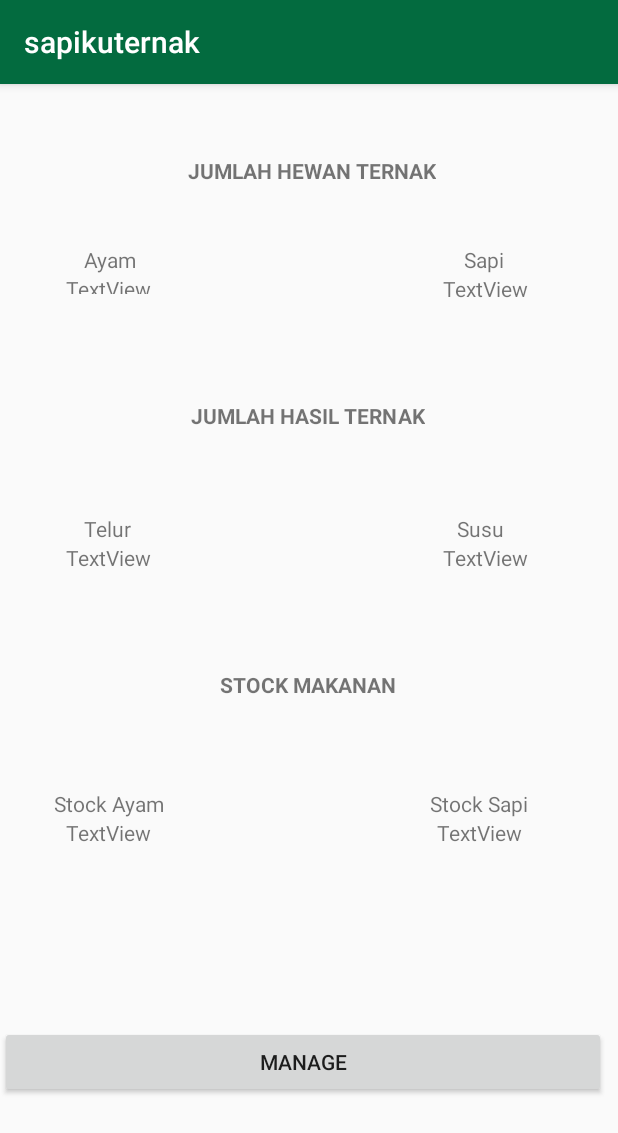
After one commit to abdulaziesmuslim/rplcapstone, an Android app: the Dashboard screen opened directly, with no data from a screen before it, on a phone screen of 412 x 824 dp. The commit adds this screen. Shown: the top 1133 px of the screen. Run offline under Robolectric (Android 15) with nearby library versions, the phone set to English and light mode, and no system bars; our stand-ins replace Firebase (no records; nobody signed in at launch, a user with empty details on screens opened directly).

Commit message:
dashboard

```diff
--- a/app/src/main/AndroidManifest.xml
+++ b/app/src/main/AndroidManifest.xml
@@ -11,7 +11,8 @@
         android:roundIcon="@mipmap/ic_launcher_round"
         android:supportsRtl="true"
         android:theme="@style/AppTheme">
-        <activity android:name=".HasilTernak"></activity>
+        <activity android:name=".Dashboard"></activity>
+        <activity android:name=".HasilTernak" />
         <activity android:name=".ScreenUserAyam" />
         <activity android:name=".pilihhewanuser" />
         <activity android:name=".pilihhewanadmin" />
--- /dev/null
+++ b/app/src/main/java/com/example/sapikuternak/Dashboard.java
@@ -0,0 +1,217 @@
+package com.example.sapikuternak;
+
+import android.content.Intent;
+import android.support.annotation.NonNull;
+import android.support.annotation.Nullable;
+import android.support.v7.app.AppCompatActivity;
+import android.os.Bundle;
+import android.view.View;
+import android.widget.Button;
+import android.widget.TextView;
+
+import com.google.firebase.database.ChildEventListener;
+import com.google.firebase.database.DataSnapshot;
+import com.google.firebase.database.DatabaseError;
+import com.google.firebase.database.DatabaseReference;
+import com.google.firebase.database.FirebaseDatabase;
+
+public class Dashboard extends AppCompatActivity {
+
+    @Override
+    protected void onCreate(Bundle savedInstanceState) {
+        super.onCreate(savedInstanceState);
+        setContentView(R.layout.activity_dashboard);
+        final TextView jmlayam = findViewById(R.id.jumlahayam);
+        final TextView jmlsapi = findViewById(R.id.jumlahsapi);
+        final TextView jmltelur = findViewById(R.id.jumlahtelur);
+        final TextView jmlsusu = findViewById(R.id.jumlahsusu);
+        final TextView stockayam = findViewById(R.id.stockayam);
+        final TextView stocksapi = findViewById(R.id.stocksapi);
+        final Button buttonManage = findViewById(R.id.buttonManage);
+
+
+        DatabaseReference ref = FirebaseDatabase.getInstance().getReference().child("jumlah ayam");
+        DatabaseReference ref2 = FirebaseDatabase.getInstance().getReference().child("jumlah sapi");
+        DatabaseReference ref3 = FirebaseDatabase.getInstance().getReference().child("jumlah telur");
+        DatabaseReference ref4 = FirebaseDatabase.getInstance().getReference().child("jumlah susu");
+        DatabaseReference ref5 = FirebaseDatabase.getInstance().getReference().child("stock ayam");
+        DatabaseReference ref6 = FirebaseDatabase.getInstance().getReference().child("stock sapi");
+
+        ref.addChildEventListener(new ChildEventListener() {
+            @Override
+            public void onChildAdded(@NonNull DataSnapshot dataSnapshot, @Nullable String s) {
+                jmlayam.setText(dataSnapshot.getValue().toString());
+            }
+
+            @Override
+            public void onChildChanged(@NonNull DataSnapshot dataSnapshot, @Nullable String s) {
+
+            }
+
+            @Override
+            public void onChildRemoved(@NonNull DataSnapshot dataSnapshot) {
+
+            }
+
+            @Override
+            public void onChildMoved(@NonNull DataSnapshot dataSnapshot, @Nullable String s) {
+
+            }
+
+            @Override
+            public void onCancelled(@NonNull DatabaseError databaseError) {
+
+            }
+        });
+
+        ref2.addChildEventListener(new ChildEventListener() {
+            @Override
+            public void onChildAdded(@NonNull DataSnapshot dataSnapshot, @Nullable String s) {
+                jmlsapi.setText(dataSnapshot.getValue().toString());
+            }
+
+            @Override
+            public void onChildChanged(@NonNull DataSnapshot dataSnapshot, @Nullable String s) {
+
+            }
+
+            @Override
+            public void onChildRemoved(@NonNull DataSnapshot dataSnapshot) {
+
+            }
+
+            @Override
+            public void onChildMoved(@NonNull DataSnapshot dataSnapshot, @Nullable String s) {
+
+            }
+
+            @Override
+            public void onCancelled(@NonNull DatabaseError databaseError) {
+
+            }
+        });
+
+        ref3.addChildEventListener(new ChildEventListener() {
+            @Override
+            public void onChildAdded(@NonNull DataSnapshot dataSnapshot, @Nullable String s) {
+                jmltelur.setText(dataSnapshot.getValue().toString());
+            }
+
+            @Override
+            public void onChildChanged(@NonNull DataSnapshot dataSnapshot, @Nullable String s) {
+
+            }
+
+            @Override
+            public void onChildRemoved(@NonNull DataSnapshot dataSnapshot) {
+
+            }
+
+            @Override
+            public void onChildMoved(@NonNull DataSnapshot dataSnapshot, @Nullable String s) {
+
+            }
+
+            @Override
+            public void onCancelled(@NonNull DatabaseError databaseError) {
+
+            }
+        });
+
+        ref4.addChildEventListener(new ChildEventListener() {
+            @Override
+            public void onChildAdded(@NonNull DataSnapshot dataSnapshot, @Nullable String s) {
+                jmlsusu.setText(dataSnapshot.getValue().toString());
+            }
+
+            @Override
+            public void onChildChanged(@NonNull DataSnapshot dataSnapshot, @Nullable String s) {
+
+            }
+
+            @Override
+            public void onChildRemoved(@NonNull DataSnapshot dataSnapshot) {
+
+            }
+
+            @Override
+            public void onChildMoved(@NonNull DataSnapshot dataSnapshot, @Nullable String s) {
+
+            }
+
+            @Override
+            public void onCancelled(@NonNull DatabaseError databaseError) {
+
+            }
+        });
+
+        ref5.addChildEventListener(new ChildEventListener() {
+            @Override
+            public void onChildAdded(@NonNull DataSnapshot dataSnapshot, @Nullable String s) {
+                stockayam.setText(dataSnapshot.getValue().toString());
+            }
+
+            @Override
+            public void onChildChanged(@NonNull DataSnapshot dataSnapshot, @Nullable String s) {
+
+            }
+
+            @Override
+            public void onChildRemoved(@NonNull DataSnapshot dataSnapshot) {
+
+            }
+
+            @Override
+            public void onChildMoved(@NonNull DataSnapshot dataSnapshot, @Nullable String s) {
+
+            }
+
+            @Override
+            public void onCancelled(@NonNull DatabaseError databaseError) {
+
+            }
+        });
+
+        ref6.addChildEventListener(new ChildEventListener() {
+            @Override
+            public void onChildAdded(@NonNull DataSnapshot dataSnapshot, @Nullable String s) {
+                stocksapi.setText(dataSnapshot.getValue().toString());
+            }
+
+            @Override
+            public void onChildChanged(@NonNull DataSnapshot dataSnapshot, @Nullable String s) {
+
+            }
+
+            @Override
+            public void onChildRemoved(@NonNull DataSnapshot dataSnapshot) {
+
+            }
+
+            @Override
+            public void onChildMoved(@NonNull DataSnapshot dataSnapshot, @Nullable String s) {
+
+            }
+
+            @Override
+            public void onCancelled(@NonNull DatabaseError databaseError) {
+
+            }
+        });
+    }
+
+
+    public void pilihternak(View view) {
+        boolean isAdmin = getIntent().getExtras().getBoolean("isAdmin");
+
+
+        if (isAdmin == true) {
+            Intent i = new Intent(Dashboard.this, pilihhewanadmin.class);
+            startActivity(i);
+        } else {
+            Intent i = new Intent(Dashboard.this, pilihhewanuser.class);
+            startActivity(i);
+        }
+
+    }
+}
--- a/app/src/main/java/com/example/sapikuternak/loginscreen.java
+++ b/app/src/main/java/com/example/sapikuternak/loginscreen.java
@@ -95,11 +95,13 @@ public class loginscreen extends AppCompatActivity {
                             if (mUsername.getText().toString().equals("adminsapikuternak@gmail.com")
                                     && mPassword.getText().toString().equals("654321")) {
                                 Intent admin = new Intent(loginscreen.this,
-                                        pilihhewanadmin.class);
+                                        Dashboard.class);
+                                admin.putExtra("isAdmin", true);
                                 startActivity(admin);
                             } else {
                                 Intent user = new Intent(loginscreen.this,
-                                        pilihhewanuser.class);
+                                        Dashboard.class);
+                                user.putExtra("isAdmin", false);
                                 startActivity(user);
                             }
 
--- /dev/null
+++ b/app/src/main/res/layout/activity_dashboard.xml
@@ -0,0 +1,172 @@
+<?xml version="1.0" encoding="utf-8"?>
+<android.support.constraint.ConstraintLayout xmlns:android="http://schemas.android.com/apk/res/android"
+    xmlns:app="http://schemas.android.com/apk/res-auto"
+    xmlns:tools="http://schemas.android.com/tools"
+    android:layout_width="match_parent"
+    android:layout_height="match_parent"
+    tools:context=".Dashboard">
+
+    <TextView
+        android:id="@+id/jumlahayam"
+        android:layout_width="wrap_content"
+        android:layout_height="13dp"
+        android:layout_marginStart="44dp"
+        android:text="@string/JumlahAyam"
+        app:layout_constraintStart_toStartOf="parent"
+        app:layout_constraintTop_toBottomOf="@+id/textView15"
+        tools:ignore="MissingConstraints" />
+
+    <TextView
+        android:id="@+id/jumlahsapi"
+        android:layout_width="wrap_content"
+        android:layout_height="wrap_content"
+        android:layout_marginEnd="60dp"
+        android:text="TextView"
+        app:layout_constraintEnd_toEndOf="parent"
+        app:layout_constraintTop_toBottomOf="@+id/textView16" />
+
+    <TextView
+        android:id="@+id/jumlahtelur"
+        android:layout_width="wrap_content"
+        android:layout_height="wrap_content"
+        android:layout_marginStart="44dp"
+        android:text="TextView"
+        app:layout_constraintStart_toStartOf="parent"
+        app:layout_constraintTop_toBottomOf="@+id/textView17" />
+
+    <TextView
+        android:id="@+id/jumlahsusu"
+        android:layout_width="wrap_content"
+        android:layout_height="wrap_content"
+        android:layout_marginEnd="60dp"
+        android:text="TextView"
+        app:layout_constraintEnd_toEndOf="parent"
+        app:layout_constraintTop_toBottomOf="@+id/textView18" />
+
+    <TextView
+        android:id="@+id/stockayam"
+        android:layout_width="wrap_content"
+        android:layout_height="wrap_content"
+        android:layout_marginStart="44dp"
+        android:text="TextView"
+        app:layout_constraintStart_toStartOf="parent"
+        app:layout_constraintTop_toBottomOf="@+id/textView19" />
+
+    <TextView
+        android:id="@+id/stocksapi"
+        android:layout_width="wrap_content"
+        android:layout_height="wrap_content"
+        android:layout_marginEnd="64dp"
+        android:text="TextView"
+        app:layout_constraintEnd_toEndOf="parent"
+        app:layout_constraintTop_toBottomOf="@+id/textView20" />
+
+    <TextView
+        android:id="@+id/textView12"
+        android:layout_width="wrap_content"
+        android:layout_height="wrap_content"
+        android:layout_marginTop="48dp"
+        android:text="JUMLAH HEWAN TERNAK"
+        android:textStyle="bold"
+        app:layout_constraintEnd_toEndOf="parent"
+        app:layout_constraintHorizontal_bias="0.508"
+        app:layout_constraintStart_toStartOf="parent"
+        app:layout_constraintTop_toTopOf="parent" />
+
+    <TextView
+        android:id="@+id/textView13"
+        android:layout_width="wrap_content"
+        android:layout_height="wrap_content"
+        android:layout_marginTop="144dp"
+        android:text="JUMLAH HASIL TERNAK"
+        android:textStyle="bold"
+        app:layout_constraintEnd_toEndOf="parent"
+        app:layout_constraintHorizontal_bias="0.498"
+        app:layout_constraintStart_toStartOf="parent"
+        app:layout_constraintTop_toBottomOf="@+id/textView12" />
+
+    <TextView
+        android:id="@+id/textView14"
+        android:layout_width="wrap_content"
+        android:layout_height="wrap_content"
+        android:layout_marginTop="160dp"
+        android:text="STOCK MAKANAN"
+        android:textStyle="bold"
+        app:layout_constraintEnd_toEndOf="parent"
+        app:layout_constraintHorizontal_bias="0.498"
+        app:layout_constraintStart_toStartOf="parent"
+        app:layout_constraintTop_toBottomOf="@+id/textView13" />
+
+    <TextView
+        android:id="@+id/textView15"
+        android:layout_width="wrap_content"
+        android:layout_height="wrap_content"
+        android:layout_marginStart="56dp"
+        android:layout_marginTop="40dp"
+        android:text="Ayam"
+        app:layout_constraintStart_toStartOf="parent"
+        app:layout_constraintTop_toBottomOf="@+id/textView12" />
+
+    <TextView
+        android:id="@+id/textView16"
+        android:layout_width="wrap_content"
+        android:layout_height="wrap_content"
+        android:layout_marginTop="40dp"
+        android:layout_marginEnd="76dp"
+        android:text="Sapi"
+        app:layout_constraintEnd_toEndOf="parent"
+        app:layout_constraintTop_toBottomOf="@+id/textView12" />
+
+    <TextView
+        android:id="@+id/textView17"
+        android:layout_width="wrap_content"
+        android:layout_height="wrap_content"
+        android:layout_marginStart="56dp"
+        android:layout_marginTop="56dp"
+        android:text="Telur"
+        app:layout_constraintStart_toStartOf="parent"
+        app:layout_constraintTop_toBottomOf="@+id/textView13" />
+
+    <TextView
+        android:id="@+id/textView18"
+        android:layout_width="wrap_content"
+        android:layout_height="wrap_content"
+        android:layout_marginTop="56dp"
+        android:layout_marginEnd="76dp"
+        android:text="Susu"
+        app:layout_constraintEnd_toEndOf="parent"
+        app:layout_constraintTop_toBottomOf="@+id/textView13" />
+
+    <TextView
+        android:id="@+id/textView19"
+        android:layout_width="wrap_content"
+        android:layout_height="wrap_content"
+        android:layout_marginStart="36dp"
+        android:layout_marginTop="60dp"
+        android:text="Stock Ayam"
+        app:layout_constraintStart_toStartOf="parent"
+        app:layout_constraintTop_toBottomOf="@+id/textView14" />
+
+    <TextView
+        android:id="@+id/textView20"
+        android:layout_width="wrap_content"
+        android:layout_height="wrap_content"
+        android:layout_marginTop="60dp"
+        android:layout_marginEnd="60dp"
+        android:text="Stock Sapi"
+        app:layout_constraintEnd_toEndOf="parent"
+        app:layout_constraintTop_toBottomOf="@+id/textView14" />
+
+    <Button
+        android:id="@+id/buttonManage"
+        android:layout_width="0dp"
+        android:layout_height="wrap_content"
+        android:layout_marginEnd="8dp"
+        android:layout_marginBottom="92dp"
+        android:onClick="pilihternak"
+        android:text="Manage"
+        app:layout_constraintBottom_toBottomOf="parent"
+        app:layout_constraintEnd_toEndOf="parent"
+        app:layout_constraintHorizontal_bias="1.0"
+        app:layout_constraintStart_toStartOf="parent" />
+</android.support.constraint.ConstraintLayout>
--- a/app/src/main/res/values/strings.xml
+++ b/app/src/main/res/values/strings.xml
@@ -2,6 +2,7 @@
     <string name="app_name">sapikuternak</string>
     <string name="title_activity_todo_list_admin">TodoListAdmin</string>
     <string name="title_activity_todo_list_admin_ayam">TodoListAdminAyam</string>
+    <string name="JumlahAyam">TextView</string>
 
     <string-array name="listternak">
         <item> Sapi </item>
```
